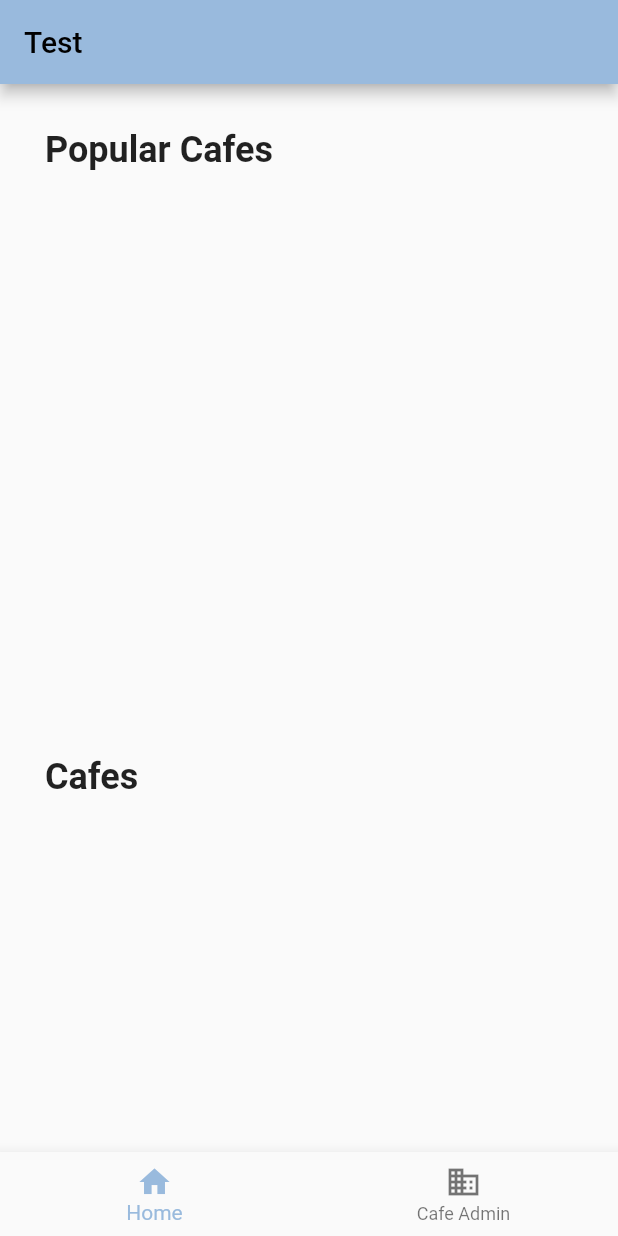
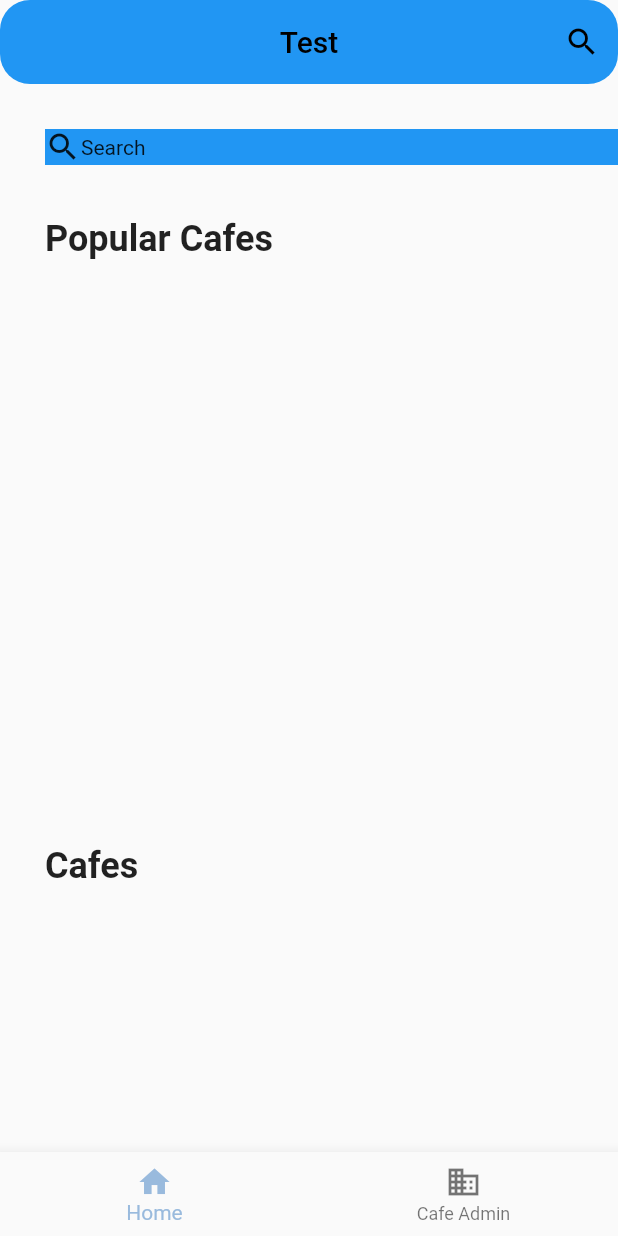
Before and after one commit to yangrchen/comp523-cafe-reservation, a Flutter app: the screen it shows after launch, on a phone screen of 412 x 824 dp. Run offline on Flutter 3.47's test engine with Material 2 defaults, Android fonts, the phone set to English and light mode, and no system bars; our stand-ins replace cloud_firestore, firebase_core; accounts and stored records are empty.

Commit message:
In progress search bar

```diff
--- a/cafe_reservation/lib/main.dart
+++ b/cafe_reservation/lib/main.dart
@@ -61,9 +61,8 @@ class _AppState extends State<App> {
             ),
           );
         }
-
         return const CircularProgressIndicator();
-      },
+        }
     );
   }
 }
--- a/cafe_reservation/lib/pages/home_page.dart
+++ b/cafe_reservation/lib/pages/home_page.dart
@@ -1,6 +1,6 @@
 import 'package:cafe_reservation/widgets/cafe_list.dart';
+import 'package:cafe_reservation/widgets/cafe_search.dart';
 import 'package:flutter/material.dart';
-
 class HomePage extends StatefulWidget {
   const HomePage({Key? key}) : super(key: key);
 
@@ -9,10 +9,29 @@ class HomePage extends StatefulWidget {
 }
 
 class _HomePageState extends State<HomePage> {
+  Widget _searchBar(BuildContext context) {
+    return Container(
+      width: 100,
+      color: Colors.blue,
+      child: Row(
+        children: <Widget>[
+          Icon(Icons.search),
+          GestureDetector(
+            onTap: () {
+              // log('tapped');
+            },
+            child: Text('Search'),
+          ),
+        ],
+      ),
+    );
+  }
+
   @override
   Widget build(BuildContext context) {
     const title = 'Test';
     List<Widget> homePageWidgets = <Widget>[
+      _searchBar(context),
       const Text(
         'Popular Cafes',
         style: TextStyle(fontWeight: FontWeight.bold, fontSize: 24),
@@ -26,6 +45,21 @@ class _HomePageState extends State<HomePage> {
     return Scaffold(
       appBar: AppBar(
         title: const Text(title),
+        elevation: 0,
+        backgroundColor: Colors.blue,
+        foregroundColor: Colors.black,
+        shape: RoundedRectangleBorder(
+          borderRadius: BorderRadius.circular(20),
+        ),
+        centerTitle: true,
+        actions: [
+          IconButton(
+            onPressed: () {
+              showSearch(context: context, delegate: CafeSearch());
+            },
+            icon: Icon(Icons.search),
+          ),
+        ],
       ),
       body: ListView.separated(
           padding: EdgeInsets.only(left: 30, top: 30),
--- /dev/null
+++ b/cafe_reservation/lib/widgets/cafe_search.dart
@@ -0,0 +1,32 @@
+import 'package:flutter/material.dart';
+
+class CafeSearch extends SearchDelegate {
+  @override
+  List<Widget>? buildActions(BuildContext context) {
+    // TODO: implement buildActions
+    return [Container()];
+  }
+
+  @override
+  Widget? buildLeading(BuildContext context) {
+    // TODO: implement buildLeading
+    return IconButton(
+      icon: Icon(Icons.arrow_back),
+      onPressed: () {
+        close(context, null);
+      },
+    );
+  }
+
+  @override
+  Widget buildResults(BuildContext context) {
+    // TODO: implement buildResults
+    return Container();
+  }
+
+  @override
+  Widget buildSuggestions(BuildContext context) {
+    // TODO: implement buildSuggestions
+    return Container();
+  }
+}
```
Also changed, not shown: cafe_reservation/lib/widgets/cafe_large_tile.dart (added, +40 -0 lines), cafe_reservation/lib/widgets/cafe_small_tile.dart (added, +10 -0 lines), 3 other files.
